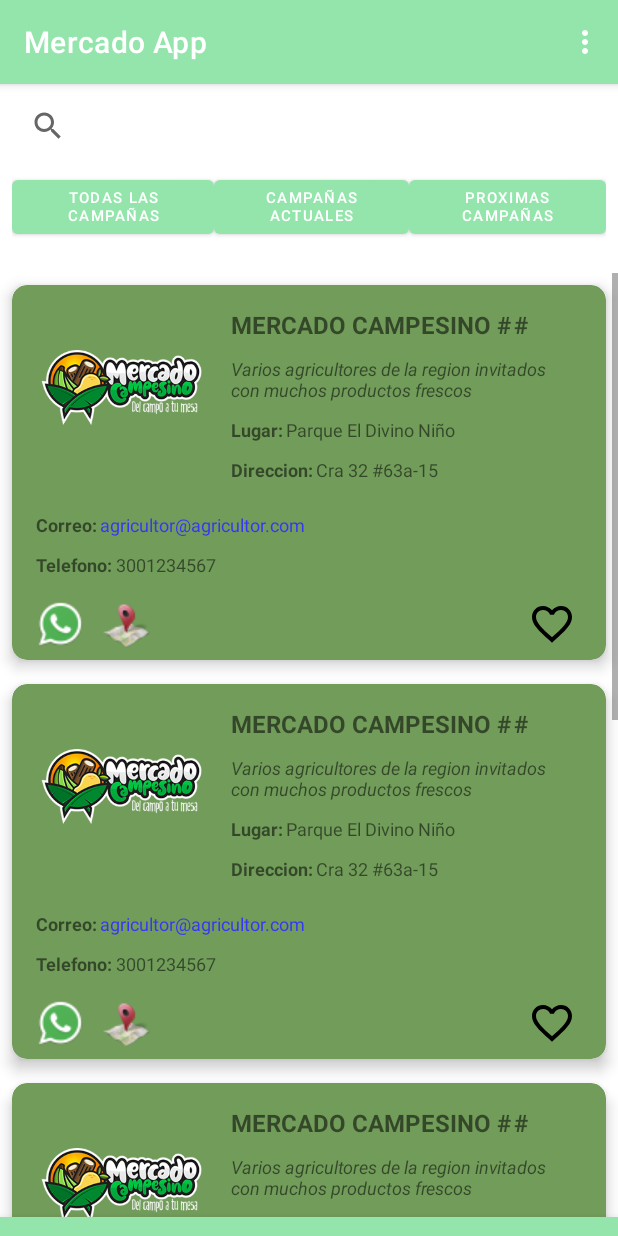
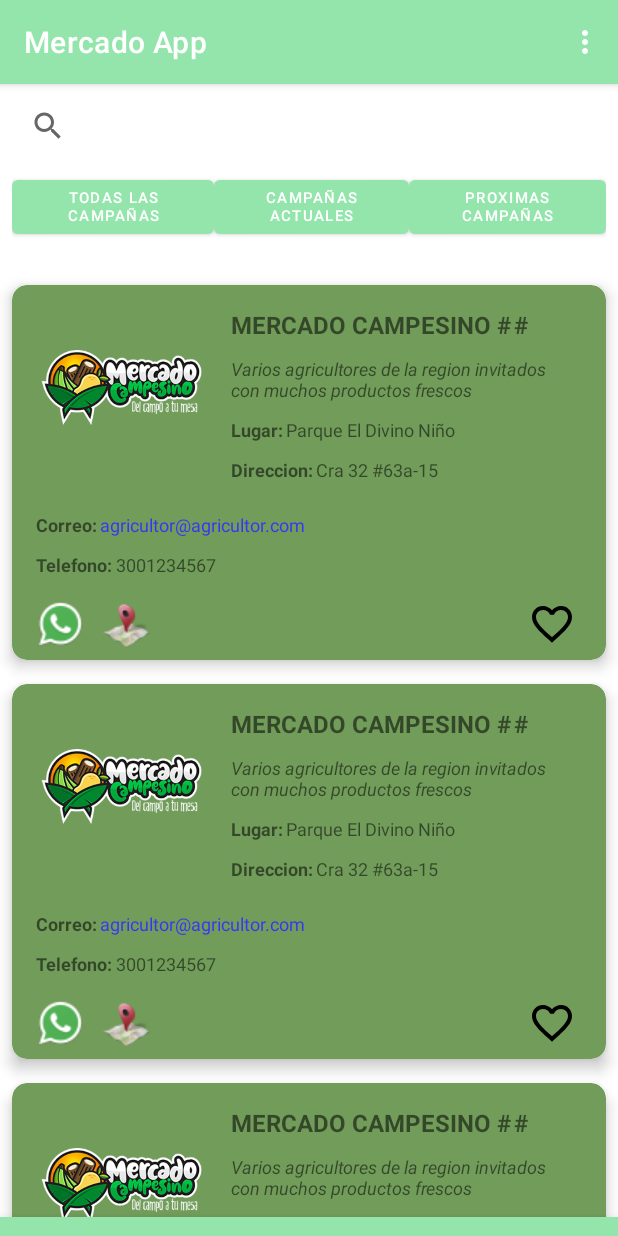
Before and after one commit to jpcorreap/mercados-campesinos-app, an Android app: the VistaCampActivity screen opened directly, with no data from a screen before it, on a phone screen of 412 x 824 dp. Run offline under Robolectric (Android 15) with nearby library versions, the phone set to English and light mode, and no system bars.

Commit message:
Nothing changed

```diff
--- a/app/src/main/res/layout/activity_vistacamp.xml
+++ b/app/src/main/res/layout/activity_vistacamp.xml
@@ -86,23 +86,26 @@
     <ScrollView
         android:layout_width="match_parent"
         android:layout_height="629dp"
-        android:layout_marginTop="20dp">
+        android:layout_marginTop="20dp"
+        android:scrollbars="none">
 
         <LinearLayout
             android:layout_width="match_parent"
             android:layout_height="wrap_content"
             android:orientation="vertical">
 
-            <include layout="@layout/example_card"/>
-            <include layout="@layout/example_card"/>
-            <include layout="@layout/example_card"/>
-            <include layout="@layout/example_card"/>
-            <include layout="@layout/example_card"/>
+            <include layout="@layout/example_card" />
 
+            <include layout="@layout/example_card" />
+
+            <include layout="@layout/example_card" />
+
+            <include layout="@layout/example_card" />
+
+            <include layout="@layout/example_card" />
 
 
         </LinearLayout>
-
 
 
     </ScrollView>
--- a/app/src/main/res/layout/example_card.xml
+++ b/app/src/main/res/layout/example_card.xml
@@ -5,6 +5,7 @@
     android:layout_width="wrap_content"
     android:layout_height="wrap_content"
     app:cardCornerRadius="10dp"
+    app:cardPreventCornerOverlap="false"
     android:layout_margin="8dp"
     android:backgroundTint="#719C5A"
     app:cardBackgroundColor="#FFFFFF"
```
